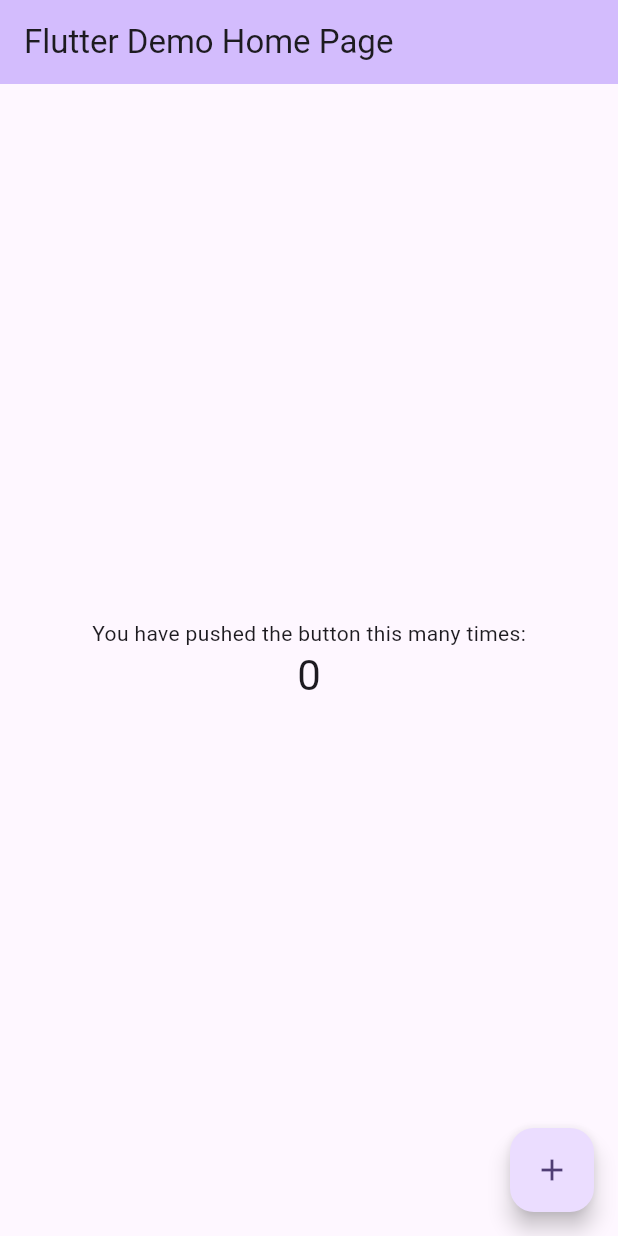
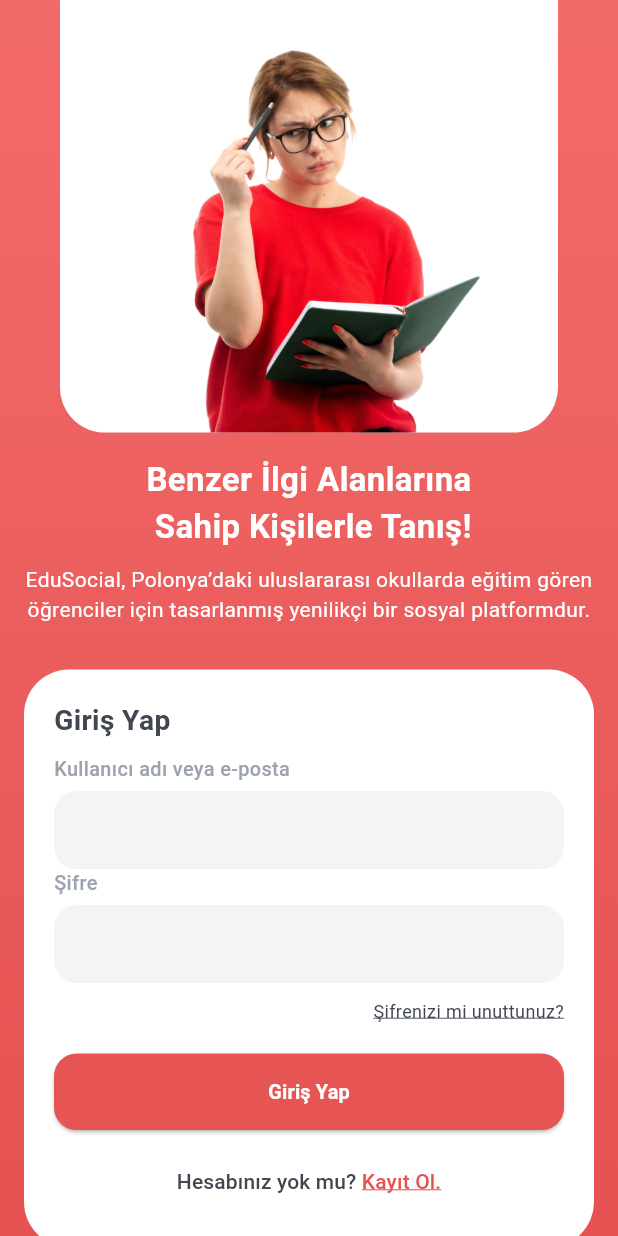
Before and after one commit to atopal151/edusocial, a Flutter app: the screen it shows after launch, on a phone screen of 412 x 824 dp. Run offline on Flutter 3.47's test engine with Material 3 defaults, Android fonts, the light colour scheme and no system bars; our stand-ins replace get.

Commit message:
main 3.3.2025

```diff
--- /dev/null
+++ b/lib/bindings/aignup_binding.dart
@@ -0,0 +1,10 @@
+// lib/bindings/register_binding.dart
+import 'package:get/get.dart';
+import '../controllers/signup_controller.dart';
+
+class SignupBinding extends Bindings {
+  @override
+  void dependencies() {
+    Get.lazyPut<SignupController>(() => SignupController());
+  }
+}
--- /dev/null
+++ b/lib/components/buttons/custom_button.dart
@@ -0,0 +1,33 @@
+// lib/components/buttons/custom_button.dart
+import 'package:flutter/material.dart';
+
+class CustomButton extends StatelessWidget {
+  final String text;
+  final VoidCallback onPressed;
+
+  const CustomButton({super.key,
+    required this.text,
+    required this.onPressed,
+  });
+
+  @override
+  Widget build(BuildContext context) {
+    return SizedBox(
+      width: double.infinity,
+      child: ElevatedButton(
+        style: ElevatedButton.styleFrom(
+          backgroundColor: Color(0xFFE75454),
+          shape: RoundedRectangleBorder(
+            borderRadius: BorderRadius.circular(15),
+          ),
+          padding: EdgeInsets.symmetric(vertical: 16),
+        ),
+        onPressed: onPressed,
+        child: Text(
+          text,
+          style: TextStyle(color: Colors.white, fontSize: 13.28, fontWeight: FontWeight.bold),
+        ),
+      ),
+    );
+  }
+}
--- /dev/null
+++ b/lib/components/input_fields/costum_textfield.dart
@@ -0,0 +1,47 @@
+// lib/components/input_fields/custom_text_field.dart
+import 'package:flutter/material.dart';
+
+class CustomTextField extends StatelessWidget {
+  final String hintText;
+  final bool isPassword;
+  final TextEditingController controller;
+
+  const CustomTextField({super.key,
+    required this.hintText,
+    this.isPassword = false,
+    required this.controller,
+  });
+
+  @override
+  Widget build(BuildContext context) {
+    return Column(
+      crossAxisAlignment: CrossAxisAlignment.start,
+      children: [
+        Text(
+          hintText,
+          style: TextStyle(
+            fontSize: 13.28,
+            fontWeight: FontWeight.w500,
+            color: Color(0xFF9CA3AF), // Gri tonu
+          ),
+        ),
+        SizedBox(height: 5),
+        Container(
+          decoration: BoxDecoration(
+            color: Color(0xFFF3F4F6), // Arka plan rengi
+            borderRadius: BorderRadius.circular(15),
+          ),
+          child: TextField(
+            style: TextStyle(fontSize: 13.28),
+            controller: controller,
+            obscureText: isPassword,
+            decoration: InputDecoration(
+              border: InputBorder.none,
+              contentPadding: EdgeInsets.symmetric(vertical: 16, horizontal: 12),
+            ),
+          ),
+        ),
+      ],
+    );
+  }
+}
--- /dev/null
+++ b/lib/controllers/login_controller.dart
@@ -0,0 +1,30 @@
+import 'package:flutter/material.dart';
+import 'package:get/get.dart';
+
+class LoginController extends GetxController {
+  TextEditingController emailController = TextEditingController();
+  TextEditingController passwordController = TextEditingController();
+
+  void login() {
+    String email = emailController.text;
+    String password = passwordController.text;
+
+    if (email.isNotEmpty && password.isNotEmpty) {
+      // Burada giriş işlemi yapılacak (API çağrısı veya Firebase doğrulama)
+      print("Giriş başarılı: $email");
+    } else {
+      Get.snackbar("Uyarı", "Lütfen tüm alanları doldurun.");
+    }
+  }
+
+   void loginPasswordUpgrade() {
+      Get.snackbar("Mesaj", "Şifre Yenileme Alanına Yönlendirileceksiniz.");
+  }
+
+  @override
+  void onClose() {
+    emailController.dispose();
+    passwordController.dispose();
+    super.onClose();
+  }
+}
--- /dev/null
+++ b/lib/controllers/signup_controller.dart
@@ -0,0 +1,46 @@
+import 'package:get/get.dart';
+import 'package:flutter/material.dart';
+
+class SignupController extends GetxController {
+  TextEditingController usernameSuController = TextEditingController();
+  TextEditingController emailSuController = TextEditingController();
+  TextEditingController passwordSuController = TextEditingController();
+  TextEditingController confirmPasswordSuController = TextEditingController();
+  var isAccepted = false.obs;
+  var isLoading = false.obs;
+
+  void toggleAcceptance() {
+    isAccepted.value = !isAccepted.value;
+  }
+
+  void signup() async {
+    if (!isAccepted.value) {
+      Get.snackbar("Hata", "Lütfen gizlilik politikasını kabul edin.");
+      return;
+    }
+    if (usernameSuController.text.isEmpty || emailSuController.text.isEmpty || passwordSuController.text.isEmpty || confirmPasswordSuController.text.isEmpty) {
+      Get.snackbar("Hata", "Tüm alanları doldurmalısınız.");
+      return;
+    }
+    if (passwordSuController.text != confirmPasswordSuController.text) {
+      Get.snackbar("Hata", "Şifreler eşleşmiyor.");
+      return;
+    }
+
+    isLoading.value = true;
+    await Future.delayed(Duration(seconds: 2)); // Mock API isteği simülasyonu
+    isLoading.value = false;
+
+    Get.snackbar("Başarılı", "Kayıt başarılı! Giriş yapabilirsiniz.");
+    Get.offAllNamed('/login'); // Kullanıcıyı login ekranına yönlendir
+  }
+
+  @override
+  void onClose() {
+    usernameSuController.dispose();
+    emailSuController.dispose();
+    passwordSuController.dispose();
+    confirmPasswordSuController.dispose();
+    super.onClose();
+  }
+}
--- a/lib/main.dart
+++ b/lib/main.dart
@@ -1,134 +1,29 @@
 import 'package:flutter/material.dart';
+import 'package:get/get.dart';
+import 'bindings/aignup_binding.dart';
+import 'screens/auth/login_screen.dart';
+import 'screens/auth/signup_screen.dart';
 
 void main() {
-  runApp(const MyApp());
+  runApp(MyApp());
 }
 
-
-class MyWidget extends StatelessWidget {
-  const MyWidget({super.key});
+class MyApp extends StatelessWidget {
+  const MyApp({super.key});
 
   @override
   Widget build(BuildContext context) {
-    return const Placeholder();
-  }
-}
-class MyApp extends StatelessWidget {
-  const MyApp({super.key});
-
-  // This widget is the root of your application.
-  @override
-  Widget build(BuildContext context) {
-    return MaterialApp(
-      title: 'Flutter Demo',
-      theme: ThemeData(
-        // This is the theme of your application.
-        //
-        // TRY THIS: Try running your application with "flutter run". You'll see
-        // the application has a purple toolbar. Then, without quitting the app,
-        // try changing the seedColor in the colorScheme below to Colors.green
-        // and then invoke "hot reload" (save your changes or press the "hot
-        // reload" button in a Flutter-supported IDE, or press "r" if you used
-        // the command line to start the app).
-        //
-        // Notice that the counter didn't reset back to zero; the application
-        // state is not lost during the reload. To reset the state, use hot
-        // restart instead.
-        //
-        // This works for code too, not just values: Most code changes can be
-        // tested with just a hot reload.
-        colorScheme: ColorScheme.fromSeed(seedColor: Colors.deepPurple),
-        useMaterial3: true,
-      ),
-      home: const MyHomePage(title: 'Flutter Demo Home Page'),
+    return GetMaterialApp(
+      debugShowCheckedModeBanner: false,
+      initialRoute: '/login',
+      getPages: [
+        GetPage(name: '/login', page: () => LoginView()),
+        GetPage(
+          name: '/signup',
+          page: () => SignupView(),
+          binding: SignupBinding(), // Controller burada enjekte edilecek
+        ),
+      ],
     );
   }
 }
-
-class MyHomePage extends StatefulWidget {
-  const MyHomePage({super.key, required this.title});
-
-  // This widget is the home page of your application. It is stateful, meaning
-  // that it has a State object (defined below) that contains fields that affect
-  // how it looks.
-
-  // This class is the configuration for the state. It holds the values (in this
-  // case the title) provided by the parent (in this case the App widget) and
-  // used by the build method of the State. Fields in a Widget subclass are
-  // always marked "final".
-
-  final String title;
-
-  @override
-  State<MyHomePage> createState() => _MyHomePageState();
-}
-
-class _MyHomePageState extends State<MyHomePage> {
-  int _counter = 0;
-
-  void _incrementCounter() {
-    setState(() {
-      // This call to setState tells the Flutter framework that something has
-      // changed in this State, which causes it to rerun the build method below
-      // so that the display can reflect the updated values. If we changed
-      // _counter without calling setState(), then the build method would not be
-      // called again, and so nothing would appear to happen.
-      _counter++;
-    });
-  }
-
-  @override
-  Widget build(BuildContext context) {
-    // This method is rerun every time setState is called, for instance as done
-    // by the _incrementCounter method above.
-    //
-    // The Flutter framework has been optimized to make rerunning build methods
-    // fast, so that you can just rebuild anything that needs updating rather
-    // than having to individually change instances of widgets.
-    return Scaffold(
-      appBar: AppBar(
-        // TRY THIS: Try changing the color here to a specific color (to
-        // Colors.amber, perhaps?) and trigger a hot reload to see the AppBar
-        // change color while the other colors stay the same.
-        backgroundColor: Theme.of(context).colorScheme.inversePrimary,
-        // Here we take the value from the MyHomePage object that was created by
-        // the App.build method, and use it to set our appbar title.
-        title: Text(widget.title),
-      ),
-      body: Center(
-        // Center is a layout widget. It takes a single child and positions it
-        // in the middle of the parent.
-        child: Column(
-          // Column is also a layout widget. It takes a list of children and
-          // arranges them vertically. By default, it sizes itself to fit its
-          // children horizontally, and tries to be as tall as its parent.
-          //
-          // Column has various properties to control how it sizes itself and
-          // how it positions its children. Here we use mainAxisAlignment to
-          // center the children vertically; the main axis here is the vertical
-          // axis because Columns are vertical (the cross axis would be
-          // horizontal).
-          //
-          // TRY THIS: Invoke "debug painting" (choose the "Toggle Debug Paint"
-          // action in the IDE, or press "p" in the console), to see the
-          // wireframe for each widget.
-          mainAxisAlignment: MainAxisAlignment.center,
-          children: <Widget>[
-            const Text(
-              'You have pushed the button this many times:',
-            ),
-            Text(
-              '$_counter',
-              style: Theme.of(context).textTheme.headlineMedium,
-            ),
-          ],
-        ),
-      ),
-      floatingActionButton: FloatingActionButton(
-        onPressed: _incrementCounter,
-        tooltip: 'Increment',
-        child: const Icon(Icons.add),
-      ), // This trailing comma makes auto-formatting nicer for build methods.
-    );
-  }
-}
--- a/lib/screens/auth/login_screen.dart
+++ b/lib/screens/auth/login_screen.dart
@@ -0,0 +1,175 @@
+import 'package:flutter/material.dart';
+import 'package:get/get.dart';
+import '../../components/buttons/custom_button.dart';
+import '../../components/input_fields/costum_textfield.dart';
+import '../../controllers/login_controller.dart';
+
+class LoginView extends StatelessWidget {
+  const LoginView({super.key});
+
+  @override
+  Widget build(BuildContext context) {
+    final LoginController controller = Get.put(LoginController());
+
+    return Scaffold(
+      body: SingleChildScrollView(
+        child: Column(
+          children: [
+            Container(
+              decoration: BoxDecoration(
+                gradient: LinearGradient(
+                  begin: Alignment.topCenter,
+                  end: Alignment.bottomCenter,
+                  colors: [Color(0xFFF26B6B), Color(0xFFE55050)],
+                ),
+              ),
+              child: Column(
+                children: [
+                  Padding(
+                    padding: const EdgeInsets.only(left: 40.0, right: 40.0),
+                    child: Container(
+                      width: double.infinity,
+                      height: MediaQuery.of(context).size.height * 0.35,
+                      decoration: BoxDecoration(
+                        color: Colors.white,
+                        borderRadius: BorderRadius.only(
+                          bottomLeft: Radius.circular(30),
+                          bottomRight: Radius.circular(30),
+                        ),
+                      ),
+                      child: ClipRRect(
+                        borderRadius: BorderRadius.only(
+                          bottomLeft: Radius.circular(30),
+                          bottomRight: Radius.circular(30),
+                        ),
+                        child: Padding(
+                          padding: const EdgeInsets.only(top: 20.0),
+                          child: Image.asset(
+                            'images/login_image.png',
+                            width: double.infinity,
+                            fit: BoxFit.contain,
+                          ),
+                        ),
+                      ),
+                    ),
+                  ),
+                  Padding(
+                    padding: const EdgeInsets.all(16.0),
+                    child: Column(
+                      mainAxisAlignment: MainAxisAlignment.center,
+                      children: [
+                        Text(
+                          "Benzer İlgi Alanlarına\n Sahip Kişilerle Tanış!",
+                          style: TextStyle(
+                            fontSize: 22,
+                            fontWeight: FontWeight.bold,
+                            color: Colors.white,
+                          ),
+                          textAlign: TextAlign.center,
+                        ),
+                        SizedBox(height: 10),
+                        Text(
+                          "EduSocial, Polonya’daki uluslararası okullarda eğitim gören öğrenciler için tasarlanmış yenilikçi bir sosyal platformdur.",
+                          style: TextStyle(fontSize: 14, color: Colors.white),
+                          textAlign: TextAlign.center,
+                        ),
+                        SizedBox(height: 30),
+                        Container(
+                          padding: EdgeInsets.all(20),
+                          decoration: BoxDecoration(
+                            color: Colors.white,
+                            borderRadius: BorderRadius.circular(30),
+                          ),
+                          child: Column(
+                            crossAxisAlignment: CrossAxisAlignment.start,
+                            children: [
+                              Text(
+                                "Giriş Yap",
+                                style: TextStyle(
+                                  fontSize: 18.72,
+                                  fontWeight: FontWeight.bold,
+                                  color: Color(0xFF414751),
+                                ),
+                              ),
+                              SizedBox(height: 10),
+                              CustomTextField(
+                                hintText: "Kullanıcı adı veya e-posta",
+                                controller: controller
+                                    .emailController, // Controller dışarıdan verildi!
+                              ),
+                              CustomTextField(
+                                hintText: "Şifre",
+                                isPassword: true,
+                                controller: controller
+                                    .passwordController, // Controller dışarıdan verildi!
+                              ),
+                              SizedBox(height: 10),
+                              Align(
+                                alignment: Alignment.centerRight,
+                                child: InkWell(
+                                  onTap: (){
+                                    controller.loginPasswordUpgrade();
+                                  },
+                                  child: Text(
+                                    "Şifrenizi mi unuttunuz?",
+                                    style: TextStyle(
+                                      fontSize: 12,
+                                      color: Color(0xFF414751),
+                                      decoration: TextDecoration.underline,
+                                      decorationColor: Color(0xFF414751),
+                                    ),
+                                  ),
+                                ),
+                              ),
+                              SizedBox(height: 20),
+                              CustomButton(
+                                text: "Giriş Yap",
+                                onPressed: () {
+                                  controller.login();
+                                },
+                              ),
+                              SizedBox(height: 10),
+                              Align(
+                                alignment: Alignment.center,
+                                child: TextButton(
+                                  onPressed: () {
+                                     Get.toNamed('/signup');
+                                  },
+                                  child: Row(
+                                    mainAxisAlignment: MainAxisAlignment.center,
+                                    children: [
+                                      Text(
+                                        "Hesabınız yok mu? ",
+                                        style:
+                                            TextStyle(color: Color(0xFF414751)),
+                                      ),
+                                      Text(
+                                        "Kayıt Ol.",
+                                        style: TextStyle(
+                                          color: Color(0xFFE55050),
+                                          decoration: TextDecoration.underline,
+                                          decorationColor: Color(0xFFE55050),
+                                        ),
+                                      )
+                                    ],
+                                  ),
+                                ),
+                              ),
+                            ],
+                          ),
+                        ),
+                        SizedBox(
+                          height: 20,
+                        )
+                      ],
+                    ),
+                  ),
+                ],
+              ),
+            ),
+          ],
+        ),
+      ),
+    );
+  }
+}
--- a/pubspec.yaml
+++ b/pubspec.yaml
@@ -62,8 +62,8 @@ flutter:
   uses-material-design: true
 
   # To add assets to your application, add an assets section, like this:
-  # assets:
-  #   - images/a_dot_burr.jpeg
+  assets:
+    - images/login_image.png
   #   - images/a_dot_ham.jpeg
 
   # An image asset can refer to one or more resolution-specific "variants", see
```
Also changed, not shown: lib/bindings/login_binding.dart (added, +10 -0 lines), lib/screens/auth/signup_screen.dart (+154 -0 lines), images/login_image.png (added), lib/controllers/auth/auth_controller.dart (added), lib/controllers/auth/session_controller.dart (added), lib/controllers/session_controller.dart (deleted), lib/controllers/social/chat_controller.dart (added), lib/controllers/social/match_controller.dart (added), lib/utils/mock_data.dart (added), 1 other file.
